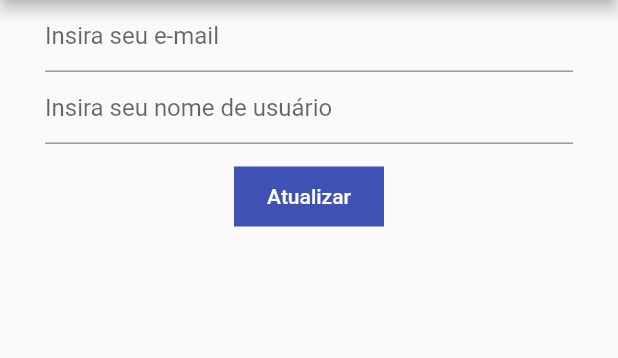
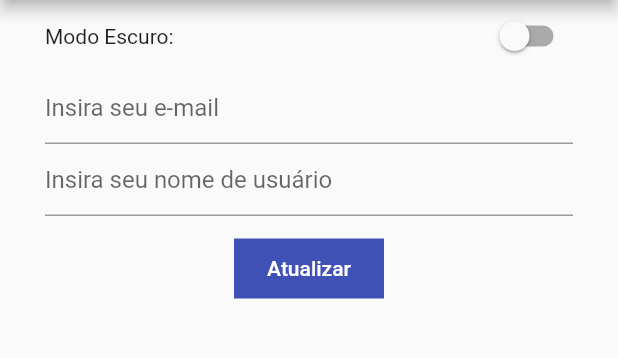
Before and after one commit to gcrz/app-animeros, a Flutter app: the UserConfig screen opened directly, on a phone screen of 412 x 824 dp, the part 84-442 px from its top. Run offline on Flutter 3.47's test engine with Material 2 defaults, Android fonts, the phone set to English and light mode, and no system bars; our stand-ins replace fl_chart; network calls fail.

Commit message:
botão de modo escuro feito

```diff
--- a/app_animeros/lib/view/screens/user_profile_screens/user_config.dart
+++ b/app_animeros/lib/view/screens/user_profile_screens/user_config.dart
@@ -10,6 +10,7 @@ class _UserConfigState extends State<UserConfig> {
   GlobalKey<FormState> formKey = new GlobalKey<FormState>();
   final TextEditingController emailController = TextEditingController();
   final TextEditingController usernameController = TextEditingController();
+  bool darkModeEnabled = false;
 
   @override
   Widget build(BuildContext context) {
@@ -27,11 +28,35 @@ class _UserConfigState extends State<UserConfig> {
       key: formKey,
       child: Column(
         children: [
+          generateDarkModeSwitch(),
           generateChangeEmailTextField(),
           generateChangeUsenameTextFiled(),
           generateUpdateButton()
         ],
       ),
+    );
+  }
+
+  Widget generateDarkModeSwitch() {
+    return Row(
+      mainAxisAlignment: MainAxisAlignment.spaceBetween,
+      children: [
+        Padding(
+          padding: EdgeInsets.symmetric(horizontal: 30),
+          child: Text("Modo Escuro: "),
+        ),
+        Padding(
+          padding: const EdgeInsets.symmetric(horizontal: 30),
+          child: Switch(
+            value: darkModeEnabled,
+            onChanged: (bool inValue) {
+              setState(() {
+                darkModeEnabled = inValue;
+              });
+            },
+          ),
+        )
+      ],
     );
   }
 
```
